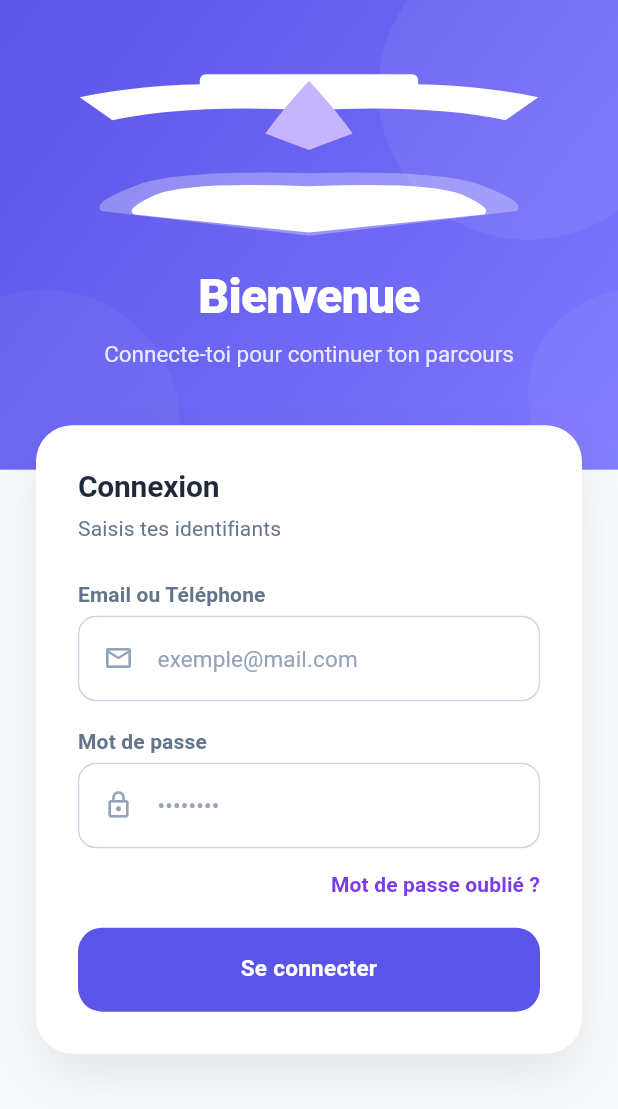
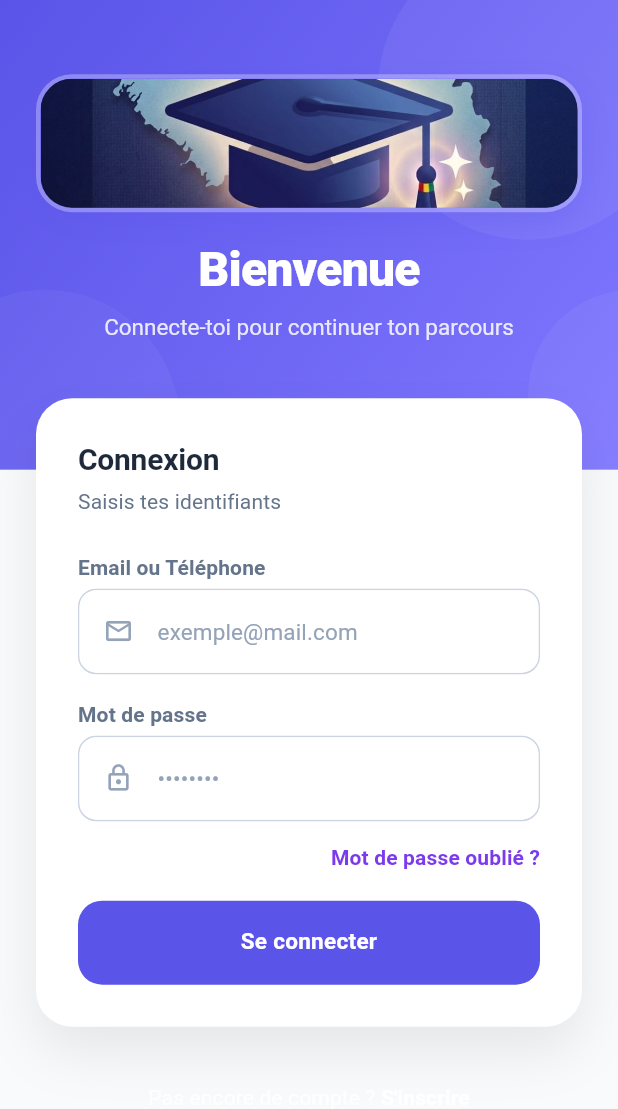
Before and after one commit to dialloabdoulghadirou1958-eng/bacnafa, a Flutter app: the LoginPage screen opened by its route, on a phone screen of 412 x 824 dp. Shown: the top 1109 px of the screen. Run offline on Flutter 3.47's test engine with Material 3 defaults, Android fonts, the phone set to English and light mode, and no system bars; our stand-ins replace flutter_riverpod, go_router.

Commit message:
fix(login): remplace CustomPaint par l'icône app_icon avec arrondi + corrige navigation register

```diff
--- a/lib/features/auth/presentation/pages/login_page.dart
+++ b/lib/features/auth/presentation/pages/login_page.dart
@@ -9,7 +9,7 @@ import 'package:bac_nafa/core/design/app_spacing.dart';
 import 'package:bac_nafa/core/widgets/app_primary_button.dart';
 import 'package:bac_nafa/core/widgets/app_text_field.dart';
 import 'package:bac_nafa/features/auth/providers/auth_provider.dart';
-import 'package:bac_nafa/features/auth/presentation/widgets/graduation_cap_painter.dart';
+
 
 class LoginPage extends ConsumerStatefulWidget {
   const LoginPage({super.key});
@@ -102,11 +102,29 @@ class _LoginPageState extends ConsumerState<LoginPage> {
                 crossAxisAlignment: CrossAxisAlignment.stretch,
                 children: [
                   SizedBox(height: screenHeight * 0.06),
-                  SizedBox(
-                    height: 110,
-                    child: CustomPaint(
-                      painter: GraduationCapPainter(),
-                      size: const Size(110, 110),
+                  Container(
+                    width: 92,
+                    height: 92,
+                    decoration: BoxDecoration(
+                      borderRadius: BorderRadius.circular(24),
+                      border: Border.all(
+                        color: Colors.white.withValues(alpha: 0.3),
+                        width: 3,
+                      ),
+                      boxShadow: [
+                        BoxShadow(
+                          color: const Color(0xFF5A54E8).withValues(alpha: 0.3),
+                          blurRadius: 20,
+                          offset: const Offset(0, 8),
+                        ),
+                      ],
+                    ),
+                    child: ClipRRect(
+                      borderRadius: BorderRadius.circular(21),
+                      child: Image.asset(
+                        'assets/branding/app_icon.jpg',
+                        fit: BoxFit.cover,
+                      ),
                     ),
                   ),
                   const SizedBox(height: 20),
@@ -212,6 +230,7 @@ class _LoginPageState extends ConsumerState<LoginPage> {
                   const SizedBox(height: 28),
                   Row(
                     mainAxisAlignment: MainAxisAlignment.center,
+                    crossAxisAlignment: CrossAxisAlignment.center,
                     children: [
                       Text(
                         'Pas encore de compte ? ',
@@ -221,7 +240,7 @@ class _LoginPageState extends ConsumerState<LoginPage> {
                       ),
                       GestureDetector(
                         behavior: HitTestBehavior.opaque,
-                        onTap: () => context.push('/register'),
+                        onTap: () => context.go('/register'),
                         child: Padding(
                           padding: const EdgeInsets.symmetric(vertical: 8),
                           child: Text(
```
